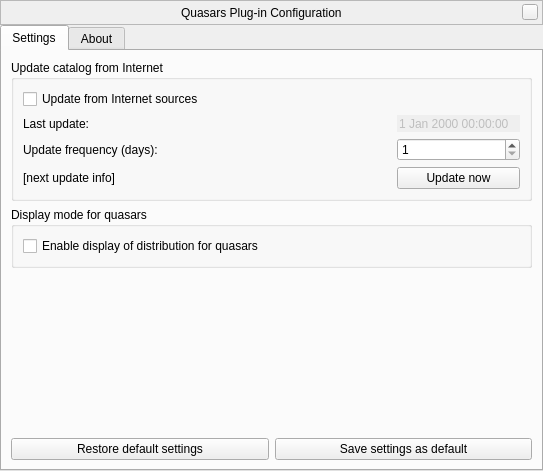
This is plugins/Quasars/src/gui/quasarsDialog.ui in 519984307/stellarium_src as Qt 5 draws it before an edit. The edited form follows.
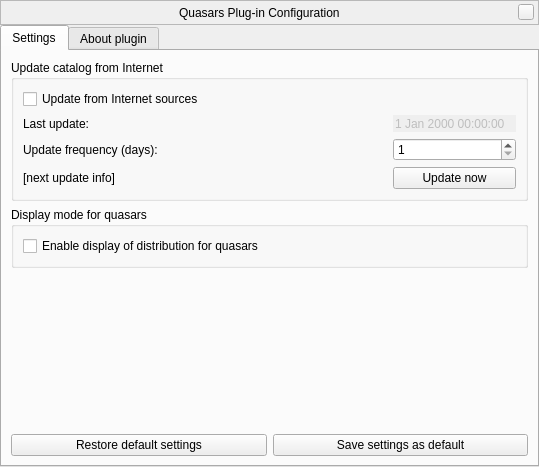
This is the edited form. Custom widgets are drawn as their Qt base class.

Commit message: improve string for translation: About -> About plugin

The edit to the form file:
```diff
--- a/plugins/Quasars/src/gui/quasarsDialog.ui
+++ b/plugins/Quasars/src/gui/quasarsDialog.ui
@@ -6,8 +6,8 @@
    <rect>
     <x>0</x>
     <y>0</y>
-    <width>543</width>
-    <height>471</height>
+    <width>539</width>
+    <height>467</height>
    </rect>
   </property>
   <property name="windowTitle">
@@ -23,7 +23,7 @@
    <item>
     <widget class="BarFrame" name="TitleBar">
      <property name="sizePolicy">
-      <sizepolicy hsizetype="MinimumExpanding" vsizetype="Fixed">
+      <sizepolicy hsizetype="Expanding" vsizetype="Fixed">
        <horstretch>0</horstretch>
        <verstretch>0</verstretch>
       </sizepolicy>
@@ -36,7 +36,7 @@
      </property>
      <property name="maximumSize">
       <size>
-       <width>560</width>
+       <width>16777215</width>
        <height>25</height>
       </size>
      </property>
@@ -295,7 +295,7 @@
      </widget>
      <widget class="QWidget" name="aboutTab">
       <attribute name="title">
-       <string>About</string>
+       <string>About plugin</string>
       </attribute>
       <layout class="QVBoxLayout" name="verticalLayout_11">
        <property name="spacing">
```
The commit also changes 8 other files.
